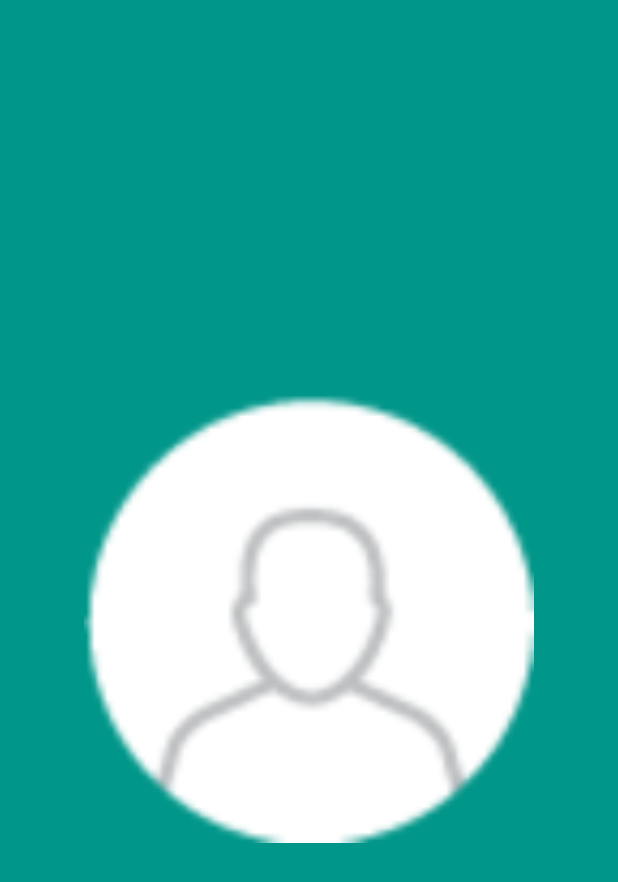
After one commit to mknishad/wallet-android, an Android app: the layout activity_qr_code.xml on its own in the app's theme, with its tools: preview values and no code run, on a phone screen of 412 x 824 dp. The commit adds this screen. Shown: the top 882 px of the screen. Run offline under Robolectric (Android 15) with nearby library versions, the phone set to English and light mode, and no system bars.

Commit message:
design QrCodeActivity

```diff
--- a/app/build.gradle
+++ b/app/build.gradle
@@ -46,4 +46,9 @@ dependencies {
     implementation 'com.squareup.okhttp3:logging-interceptor:3.12.0'
     // zxing qr scanner
     implementation 'me.dm7.barcodescanner:zxing:1.9.13'
+    // qr generator
+    //implementation 'com.github.kenglxn.QRGen:android:2.5.0'
+    // zxing qr code generator
+    implementation 'com.google.zxing:core:3.3.3'
+    implementation 'com.journeyapps:zxing-android-embedded:3.2.0@aar'
 }
--- /dev/null
+++ b/app/src/main/res/layout/activity_qr_code.xml
@@ -0,0 +1,41 @@
+<?xml version="1.0" encoding="utf-8"?>
+<androidx.constraintlayout.widget.ConstraintLayout xmlns:android="http://schemas.android.com/apk/res/android"
+    xmlns:app="http://schemas.android.com/apk/res-auto"
+    xmlns:tools="http://schemas.android.com/tools"
+    android:layout_width="match_parent"
+    android:layout_height="match_parent"
+    android:background="@color/colorPrimary"
+    tools:context=".ui.activity.QrCodeActivity">
+
+    <com.google.android.material.appbar.AppBarLayout
+        android:id="@+id/toolbarLayout"
+        android:layout_width="match_parent"
+        android:layout_height="wrap_content"
+        android:theme="@style/AppTheme.AppBarOverlay"
+        app:elevation="0dp"
+        app:layout_constraintEnd_toEndOf="parent"
+        app:layout_constraintStart_toStartOf="parent"
+        app:layout_constraintTop_toTopOf="parent">
+
+        <androidx.appcompat.widget.Toolbar
+            android:id="@+id/toolbar"
+            android:layout_width="match_parent"
+            android:layout_height="?attr/actionBarSize"
+            android:background="?attr/colorPrimary"
+            app:popupTheme="@style/AppTheme.PopupOverlay" />
+
+    </com.google.android.material.appbar.AppBarLayout>
+
+    <ImageView
+        android:id="@+id/qrCodeImageView"
+        android:layout_width="match_parent"
+        android:layout_height="300dp"
+        android:layout_marginStart="16dp"
+        android:layout_marginEnd="16dp"
+        app:layout_constraintBottom_toBottomOf="parent"
+        app:layout_constraintEnd_toEndOf="parent"
+        app:layout_constraintStart_toStartOf="parent"
+        app:layout_constraintTop_toTopOf="parent"
+        tools:src="@drawable/ic_user_photo" />
+
+</androidx.constraintlayout.widget.ConstraintLayout>
--- a/app/src/main/res/values/strings.xml
+++ b/app/src/main/res/values/strings.xml
@@ -40,4 +40,5 @@
     <string name="send">Send</string>
     <string name="receive">Receive</string>
     <string name="generate_qr">Generate QR</string>
+    <string name="qr_code">QR Code</string>
 </resources>
```
Also changed, not shown: app/src/main/AndroidManifest.xml (+7 -2 lines), app/src/main/java/com/wallet/ui/activity/QrCodeActivity.java (added, +53 -0 lines), app/src/main/java/com/wallet/ui/fragment/QrTransferSendFragment.java (+12 -1 lines), app/src/main/res/layout/activity_transfer.xml (+22 -22 lines).
